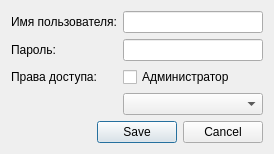
Old version of the form usereditor/usereditordialog.ui in the repository QtWorks/VirtualClientDialogEditor.
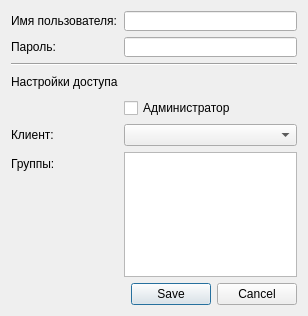
New version of the form. Custom widgets are drawn as their Qt base class.

Commit message: Added "groups" support for clients / users / dialogs

What changed in the file:
```diff
--- a/usereditor/usereditordialog.ui
+++ b/usereditor/usereditordialog.ui
@@ -6,14 +6,14 @@
    <rect>
     <x>0</x>
     <y>0</y>
-    <width>274</width>
-    <height>146</height>
+    <width>308</width>
+    <height>316</height>
    </rect>
   </property>
   <property name="windowTitle">
    <string>Редактор пользователя</string>
   </property>
-  <layout class="QVBoxLayout" name="verticalLayout_3">
+  <layout class="QVBoxLayout" name="verticalLayout">
    <item>
     <layout class="QFormLayout" name="formLayout">
      <item row="0" column="0">
@@ -30,7 +30,20 @@
       </widget>
      </item>
      <item row="0" column="1">
-      <widget class="QLineEdit" name="usernameEdit"/>
+      <widget class="QLineEdit" name="usernameEdit">
+       <property name="sizePolicy">
+        <sizepolicy hsizetype="Expanding" vsizetype="Minimum">
+         <horstretch>0</horstretch>
+         <verstretch>0</verstretch>
+        </sizepolicy>
+       </property>
+       <property name="minimumSize">
+        <size>
+         <width>0</width>
+         <height>20</height>
+        </size>
+       </property>
+      </widget>
      </item>
      <item row="1" column="0">
       <widget class="QLabel" name="passwordLabel">
@@ -40,11 +53,29 @@
       </widget>
      </item>
      <item row="1" column="1">
-      <widget class="QLineEdit" name="passwordLineEdit"/>
+      <widget class="QLineEdit" name="passwordLineEdit">
+       <property name="sizePolicy">
+        <sizepolicy hsizetype="Expanding" vsizetype="Minimum">
+         <horstretch>0</horstretch>
+         <verstretch>0</verstretch>
+        </sizepolicy>
+       </property>
+       <property name="minimumSize">
+        <size>
+         <width>0</width>
+         <height>20</height>
+        </size>
+       </property>
+      </widget>
      </item>
-     <item row="2" column="0">
-      <layout class="QVBoxLayout" name="verticalLayout_2">
-       <item>
+     <item row="2" column="0" colspan="2">
+      <widget class="Line" name="line">
+       <property name="orientation">
+        <enum>Qt::Horizontal</enum>
+       </property>
+      </widget>
+     </item>
+     <item row="3" column="0">
         <widget class="QLabel" name="label">
          <property name="minimumSize">
           <size>
@@ -53,38 +84,49 @@
           </size>
          </property>
          <property name="text">
-          <string>Права доступа:</string>
+        <string>Настройки доступа</string>
          </property>
         </widget>
        </item>
-       <item>
-        <spacer name="verticalSpacer">
-         <property name="orientation">
-          <enum>Qt::Vertical</enum>
-         </property>
-         <property name="sizeHint" stdset="0">
-          <size>
-           <width>20</width>
-           <height>40</height>
-          </size>
-         </property>
-        </spacer>
-       </item>
-      </layout>
-     </item>
-     <item row="2" column="1">
-      <layout class="QVBoxLayout" name="verticalLayout">
-       <item>
+     <item row="4" column="1">
         <widget class="QCheckBox" name="adminCheckBox">
          <property name="text">
           <string>Администратор</string>
          </property>
         </widget>
        </item>
-       <item>
+     <item row="5" column="0">
+      <widget class="QLabel" name="label_2">
+       <property name="text">
+        <string>Клиент:</string>
+       </property>
+      </widget>
+     </item>
+     <item row="5" column="1">
         <widget class="QComboBox" name="clientsComboBox"/>
        </item>
-      </layout>
+     <item row="6" column="0">
+      <widget class="QLabel" name="label_3">
+       <property name="text">
+        <string>Группы:</string>
+       </property>
+      </widget>
+     </item>
+     <item row="6" column="1">
+      <widget class="GroupsListWidget" name="groupsListWidget"/>
+     </item>
+     <item row="4" column="0">
+      <spacer name="horizontalSpacer">
+       <property name="orientation">
+        <enum>Qt::Horizontal</enum>
+       </property>
+       <property name="sizeHint" stdset="0">
+        <size>
+         <width>40</width>
+         <height>20</height>
+        </size>
+       </property>
+      </spacer>
      </item>
     </layout>
    </item>
@@ -97,6 +139,13 @@
    </item>
   </layout>
  </widget>
+ <customwidgets>
+  <customwidget>
+   <class>GroupsListWidget</class>
+   <extends>QListWidget</extends>
+   <header>groupslistwidget.h</header>
+  </customwidget>
+ </customwidgets>
  <resources/>
  <connections>
   <connection>
```
Left out of the diff: 16 changed lines with no effect on the pictures. Lines whose indentation alone changed are shown as unchanged. The commit also changes 31 other files.
